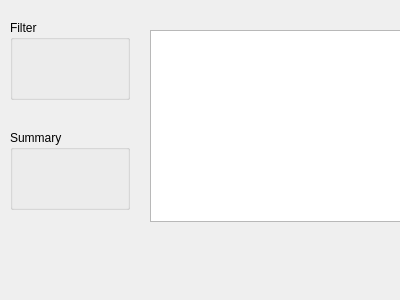
This is plugins/accountplugin/accountview.ui in FreeHealth/freehealth as Qt 5 draws it before an edit. The edited form follows.
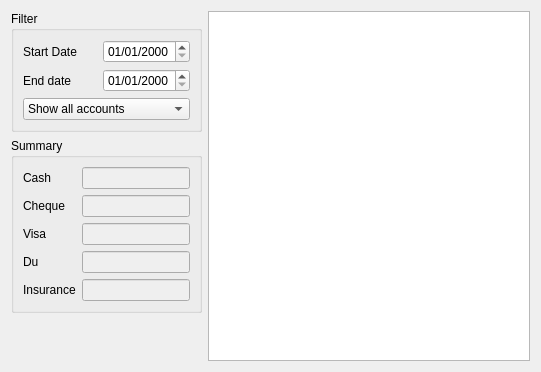
This is the edited form.

Commit message:
FreeAccount : - AccountViewer is connected to filter and model - AccountModel is extented
Utils :
- Database : added total() functions

Diff of the .ui file:
```diff
--- a/plugins/accountplugin/accountview.ui
+++ b/plugins/accountplugin/accountview.ui
@@ -6,49 +6,191 @@
    <rect>
     <x>0</x>
     <y>0</y>
-    <width>400</width>
-    <height>300</height>
+    <width>541</width>
+    <height>372</height>
    </rect>
   </property>
   <property name="windowTitle">
    <string>Form</string>
   </property>
-  <widget class="QGroupBox" name="groupBox">
-   <property name="geometry">
-    <rect>
-     <x>10</x>
-     <y>20</y>
-     <width>120</width>
-     <height>80</height>
-    </rect>
-   </property>
-   <property name="title">
-    <string>Filter</string>
-   </property>
-  </widget>
-  <widget class="QGroupBox" name="groupBox_2">
-   <property name="geometry">
-    <rect>
-     <x>10</x>
-     <y>130</y>
-     <width>120</width>
-     <height>80</height>
-    </rect>
-   </property>
-   <property name="title">
-    <string>Summary</string>
-   </property>
-  </widget>
-  <widget class="QTableView" name="tableView">
-   <property name="geometry">
-    <rect>
-     <x>150</x>
-     <y>30</y>
-     <width>256</width>
-     <height>192</height>
-    </rect>
-   </property>
-  </widget>
+  <layout class="QGridLayout" name="gridLayout_2">
+   <item row="0" column="0">
+    <widget class="QGroupBox" name="groupBox">
+     <property name="title">
+      <string>Filter</string>
+     </property>
+     <layout class="QGridLayout" name="gridLayout_3">
+      <item row="0" column="0">
+       <widget class="QLabel" name="label">
+        <property name="text">
+         <string>Start Date</string>
+        </property>
+       </widget>
+      </item>
+      <item row="0" column="1">
+       <widget class="QDateEdit" name="startDate">
+        <property name="displayFormat">
+         <string>dd/MM/yyyy</string>
+        </property>
+       </widget>
+      </item>
+      <item row="1" column="0">
+       <widget class="QLabel" name="label_2">
+        <property name="text">
+         <string>End date</string>
+        </property>
+       </widget>
+      </item>
+      <item row="1" column="1">
+       <widget class="QDateEdit" name="endDate">
+        <property name="displayFormat">
+         <string>dd/MM/yyyy</string>
+        </property>
+       </widget>
+      </item>
+      <item row="2" column="0" colspan="2">
+       <widget class="QComboBox" name="periodCombo">
+        <item>
+         <property name="text">
+          <string>Show all accounts</string>
+         </property>
+        </item>
+        <item>
+         <property name="text">
+          <string>Today's accounts</string>
+         </property>
+        </item>
+        <item>
+         <property name="text">
+          <string>Yesterday's accounts</string>
+         </property>
+        </item>
+        <item>
+         <property name="text">
+          <string>This week accounts</string>
+         </property>
+        </item>
+        <item>
+         <property name="text">
+          <string>This month accounts</string>
+         </property>
+        </item>
+        <item>
+         <property name="text">
+          <string>This year accounts</string>
+         </property>
+        </item>
+       </widget>
+      </item>
+     </layout>
+    </widget>
+   </item>
+   <item row="0" column="1" rowspan="3">
+    <widget class="QTableView" name="tableView">
+     <property name="editTriggers">
+      <set>QAbstractItemView::NoEditTriggers</set>
+     </property>
+     <property name="selectionMode">
+      <enum>QAbstractItemView::SingleSelection</enum>
+     </property>
+     <property name="selectionBehavior">
+      <enum>QAbstractItemView::SelectRows</enum>
+     </property>
+    </widget>
+   </item>
+   <item row="1" column="0">
+    <widget class="QGroupBox" name="groupBox_2">
+     <property name="title">
+      <string>Summary</string>
+     </property>
+     <layout class="QGridLayout" name="gridLayout">
+      <item row="0" column="0" colspan="2">
+       <widget class="QLabel" name="label_4">
+        <property name="text">
+         <string>Cash</string>
+        </property>
+       </widget>
+      </item>
+      <item row="0" column="2" colspan="2">
+       <widget class="QLineEdit" name="cash">
+        <property name="enabled">
+         <bool>false</bool>
+        </property>
+       </widget>
+      </item>
+      <item row="1" column="0" colspan="2">
+       <widget class="QLabel" name="label_5">
+        <property name="text">
+         <string>Cheque</string>
+        </property>
+       </widget>
+      </item>
+      <item row="1" column="2" colspan="2">
+       <widget class="QLineEdit" name="cheque">
+        <property name="enabled">
+         <bool>false</bool>
+        </property>
+       </widget>
+      </item>
+      <item row="2" column="0" colspan="2">
+       <widget class="QLabel" name="label_6">
+        <property name="text">
+         <string>Visa</string>
+        </property>
+       </widget>
+      </item>
+      <item row="2" column="2" colspan="2">
+       <widget class="QLineEdit" name="visa">
+        <property name="enabled">
+         <bool>false</bool>
+        </property>
+       </widget>
+      </item>
+      <item row="3" column="0" colspan="2">
+       <widget class="QLabel" name="label_7">
+        <property name="text">
+         <string>Du</string>
+        </property>
+       </widget>
+      </item>
+      <item row="3" column="2" colspan="2">
+       <widget class="QLineEdit" name="du">
+        <property name="enabled">
+         <bool>false</bool>
+        </property>
+       </widget>
+      </item>
+      <item row="4" column="0" colspan="2">
+       <widget class="QLabel" name="label_8">
+        <property name="text">
+         <string>Insurance</string>
+        </property>
+       </widget>
+      </item>
+      <item row="4" column="2" colspan="2">
+       <widget class="QLineEdit" name="insurance">
+        <property name="enabled">
+         <bool>false</bool>
+        </property>
+       </widget>
+      </item>
+     </layout>
+    </widget>
+   </item>
+   <item row="2" column="0">
+    <spacer name="verticalSpacer">
+     <property name="orientation">
+      <enum>Qt::Vertical</enum>
+     </property>
+     <property name="sizeHint" stdset="0">
+      <size>
+       <width>20</width>
+       <height>40</height>
+      </size>
+     </property>
+    </spacer>
+   </item>
+  </layout>
  </widget>
  <resources/>
  <connections/>
```
The commit also changes 13 other files.
